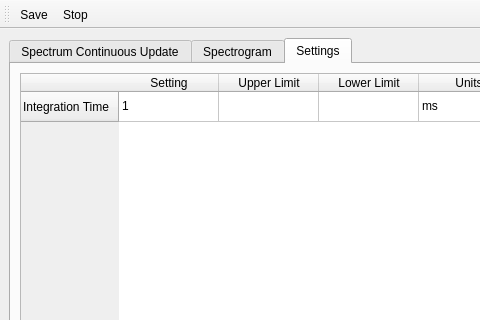
Old version of the form Gui_Window.ui in the repository UCBoulder/frogware; both pictures show x 0 to 480 and y 0 to 320 of the 1030 by 667 pixel window.
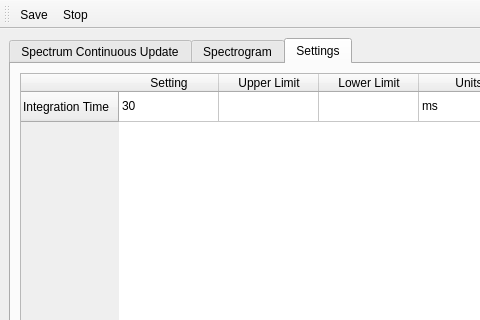
New version of the form. The open tabs and pages were chosen to show the change. Icons and pictures are not drawn. Custom widgets are drawn as their Qt base class.

Patch:
```diff
--- a/Gui_Window.ui
+++ b/Gui_Window.ui
@@ -1013,7 +1013,17 @@
           </column>
           <item row="0" column="0">
            <property name="text">
-            <string>1</string>
+            <string>30</string>
+           </property>
+          </item>
+          <item row="0" column="1">
+           <property name="text">
+            <string/>
+           </property>
+          </item>
+          <item row="0" column="2">
+           <property name="text">
+            <string/>
            </property>
           </item>
           <item row="0" column="3">
```
Left out of the diff: 2 changed lines with no effect on the pictures.
